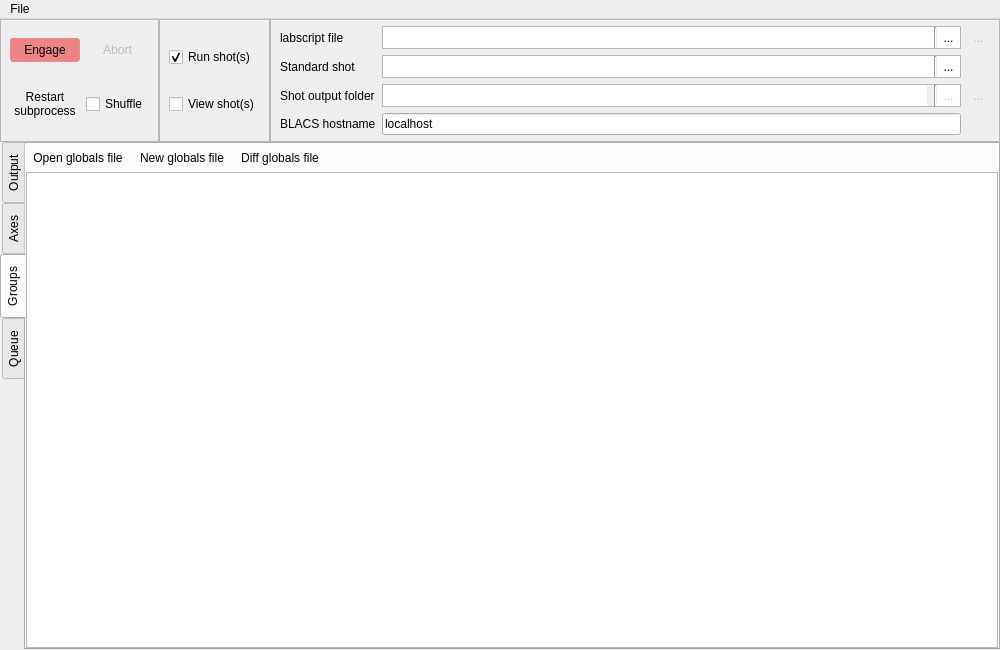
Above: runmanager/main.ui from ispielma/runmanager before the change. Below: the same form after it.
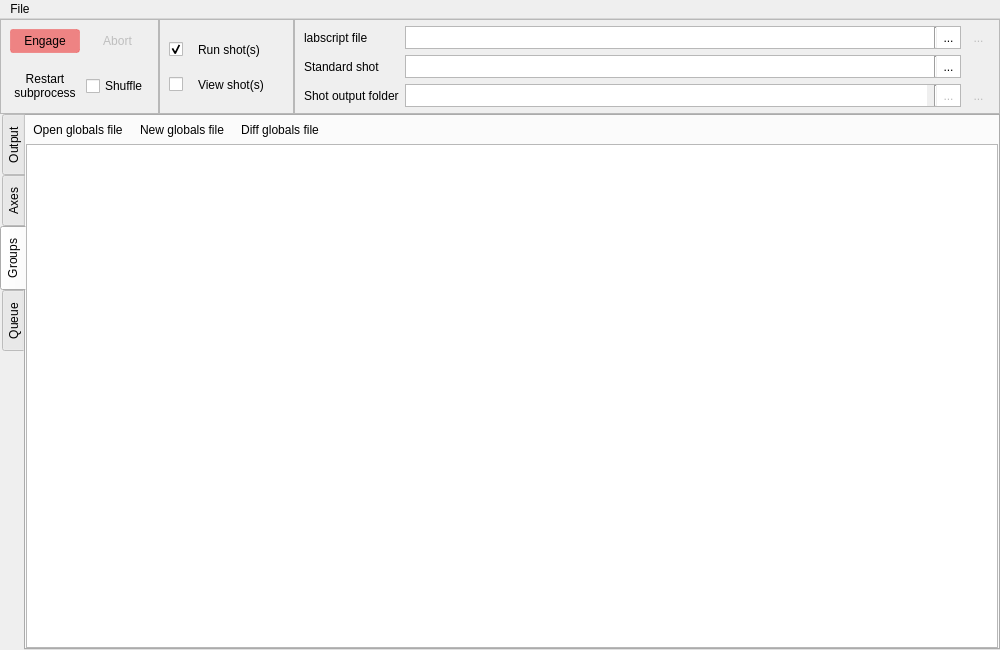
That is the form after the change. The open tabs and pages were chosen to show the change. Icons and pictures are not drawn. Custom widgets are drawn as their Qt base class.

Commit message: Refine runmanager scan semantics and GUI layout

The edit to the form file:
```diff
--- a/runmanager/main.ui
+++ b/runmanager/main.ui
@@ -247,36 +247,86 @@
         <property name="frameShape">
          <enum>QFrame::StyledPanel</enum>
         </property>
-        <layout class="QVBoxLayout" name="verticalLayout_2">
-         <property name="spacing">
-          <number>9</number>
+        <layout class="QGridLayout" name="gridLayout_shot_targets">
+         <property name="horizontalSpacing">
+          <number>4</number>
+         </property>
+         <property name="verticalSpacing">
+          <number>6</number>
          </property>
          <property name="sizeConstraint">
           <enum>QLayout::SetDefaultConstraint</enum>
          </property>
-         <item>
+         <item row="0" column="0">
           <widget class="QCheckBox" name="checkBox_run_shots">
            <property name="toolTip">
             <string>Send the shot files to BLACS after compilation</string>
            </property>
            <property name="text">
-            <string>Run shot(s)</string>
+            <string/>
            </property>
            <property name="checked">
             <bool>true</bool>
            </property>
           </widget>
          </item>
-         <item>
+         <item row="0" column="1">
+          <widget class="QLabel" name="label_run_shots_icon">
+           <property name="text">
+            <string/>
+           </property>
+          </widget>
+         </item>
+         <item row="0" column="2">
+          <widget class="QLabel" name="label_run_shots_text">
+           <property name="toolTip">
+            <string>Send the shot files to BLACS after compilation</string>
+           </property>
+           <property name="text">
+            <string>Run shot(s)</string>
+           </property>
+          </widget>
+         </item>
+         <item row="1" column="0">
           <widget class="QCheckBox" name="checkBox_view_shots">
            <property name="toolTip">
             <string>Open the shot files in runviewer after compilation</string>
            </property>
            <property name="text">
+            <string/>
+           </property>
+          </widget>
+         </item>
+         <item row="1" column="1">
+          <widget class="QLabel" name="label_view_shots_icon">
+           <property name="text">
+            <string/>
+           </property>
+          </widget>
+         </item>
+         <item row="1" column="2">
+          <widget class="QLabel" name="label_view_shots_text">
+           <property name="toolTip">
+            <string>Open the shot files in runviewer after compilation</string>
+           </property>
+           <property name="text">
             <string>View shot(s)</string>
            </property>
           </widget>
          </item>
+         <item row="0" column="3">
+          <spacer name="horizontalSpacer_shot_targets">
+           <property name="orientation">
+            <enum>Qt::Horizontal</enum>
+           </property>
+           <property name="sizeHint" stdset="0">
+            <size>
+             <width>20</width>
+             <height>20</height>
+            </size>
+           </property>
+          </spacer>
+         </item>
         </layout>
        </widget>
       </item>
@@ -307,19 +357,6 @@
          <property name="bottomMargin">
           <number>6</number>
          </property>
-         <item row="3" column="1">
-          <widget class="QLineEdit" name="lineEdit_BLACS_hostname">
-           <property name="toolTip">
-            <string>&lt;html&gt;&lt;head/&gt;&lt;body&gt;&lt;p&gt;The host computer running BLACS.&lt;/p&gt;&lt;/body&gt;&lt;/html&gt;</string>
-           </property>
-           <property name="text">
-            <string>localhost</string>
-           </property>
-           <property name="frame">
-            <bool>true</bool>
-           </property>
-          </widget>
-         </item>
          <item row="0" column="0">
          <widget class="QLabel" name="label_3">
            <property name="text">
@@ -442,13 +479,6 @@
            </property>
           </widget>
          </item>
-         <item row="3" column="0">
-          <widget class="QLabel" name="label">
-           <property name="text">
-            <string>BLACS hostname</string>
-           </property>
-          </widget>
-         </item>
          <item row="0" column="2">
           <widget class="QToolButton" name="toolButton_edit_labscript_file">
            <property name="enabled">
@@ -971,38 +1001,10 @@
          </layout>
         </item>
         <item>
-         <widget class="QScrollArea" name="scrollArea_2">
-          <property name="frameShape">
-           <enum>QFrame::NoFrame</enum>
-          </property>
-          <property name="widgetResizable">
+         <widget class="TreeView" name="treeView_groups">
+          <property name="alternatingRowColors">
            <bool>true</bool>
           </property>
-          <widget class="QWidget" name="scrollAreaWidgetContents_2">
-           <property name="geometry">
-            <rect>
-             <x>0</x>
-             <y>0</y>
-             <width>963</width>
-             <height>448</height>
-            </rect>
-           </property>
-           <layout class="QVBoxLayout" name="verticalLayout_6">
-            <property name="spacing">
-             <number>0</number>
-            </property>
-            <property name="margin">
-             <number>0</number>
-            </property>
-            <item>
-             <widget class="TreeView" name="treeView_groups">
-              <property name="alternatingRowColors">
-               <bool>true</bool>
-              </property>
-             </widget>
-            </item>
-           </layout>
-          </widget>
          </widget>
         </item>
        </layout>
```
Left out of the diff: 58 changed lines with no effect on the pictures. The commit also changes 6 other files.
